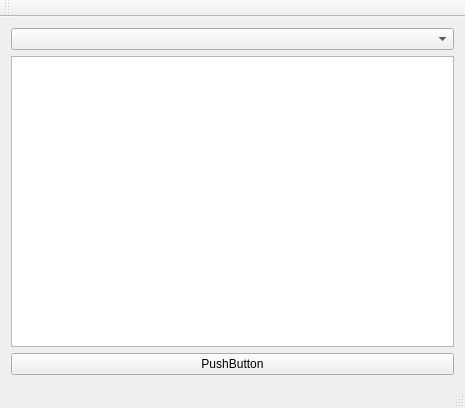
Above: FileIO/FilesIO/mainwindow.ui from ZeroCoolX/Qt_Sandbox before the change. Below: the same form after it.
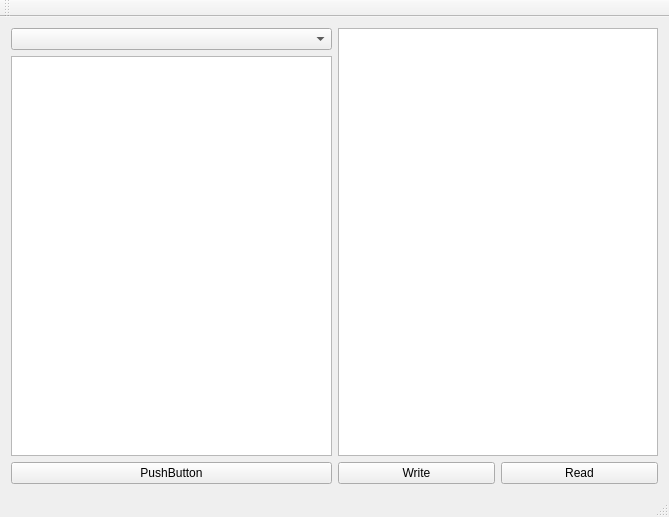
That is the form after the change.

```diff
--- a/FileIO/FilesIO/mainwindow.ui
+++ b/FileIO/FilesIO/mainwindow.ui
@@ -6,15 +6,15 @@
    <rect>
     <x>0</x>
     <y>0</y>
-    <width>465</width>
-    <height>408</height>
+    <width>669</width>
+    <height>517</height>
    </rect>
   </property>
   <property name="windowTitle">
    <string>MainWindow</string>
   </property>
   <widget class="QWidget" name="centralWidget">
-   <layout class="QVBoxLayout" name="verticalLayout_2">
+   <layout class="QHBoxLayout" name="horizontalLayout_2">
     <item>
      <layout class="QVBoxLayout" name="verticalLayout">
       <item>
@@ -32,6 +32,31 @@
       </item>
      </layout>
     </item>
+    <item>
+     <layout class="QVBoxLayout" name="verticalLayout_2">
+      <item>
+       <widget class="QPlainTextEdit" name="plainTextEdit"/>
+      </item>
+      <item>
+       <layout class="QHBoxLayout" name="horizontalLayout">
+        <item>
+         <widget class="QPushButton" name="pushButton_3">
+          <property name="text">
+           <string>Write</string>
+          </property>
+         </widget>
+        </item>
+        <item>
+         <widget class="QPushButton" name="pushButton_2">
+          <property name="text">
+           <string>Read</string>
+          </property>
+         </widget>
+        </item>
+       </layout>
+      </item>
+     </layout>
+    </item>
    </layout>
   </widget>
   <widget class="QMenuBar" name="menuBar">
```
Left out of the diff: 2 changed lines with no effect on the pictures.
